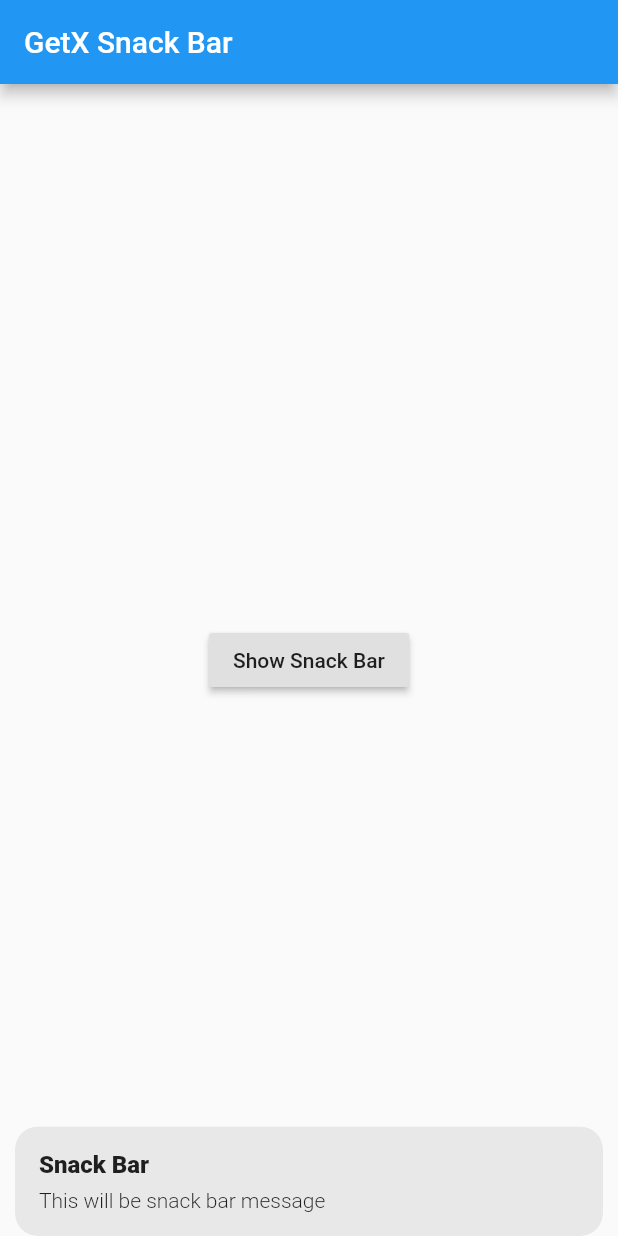
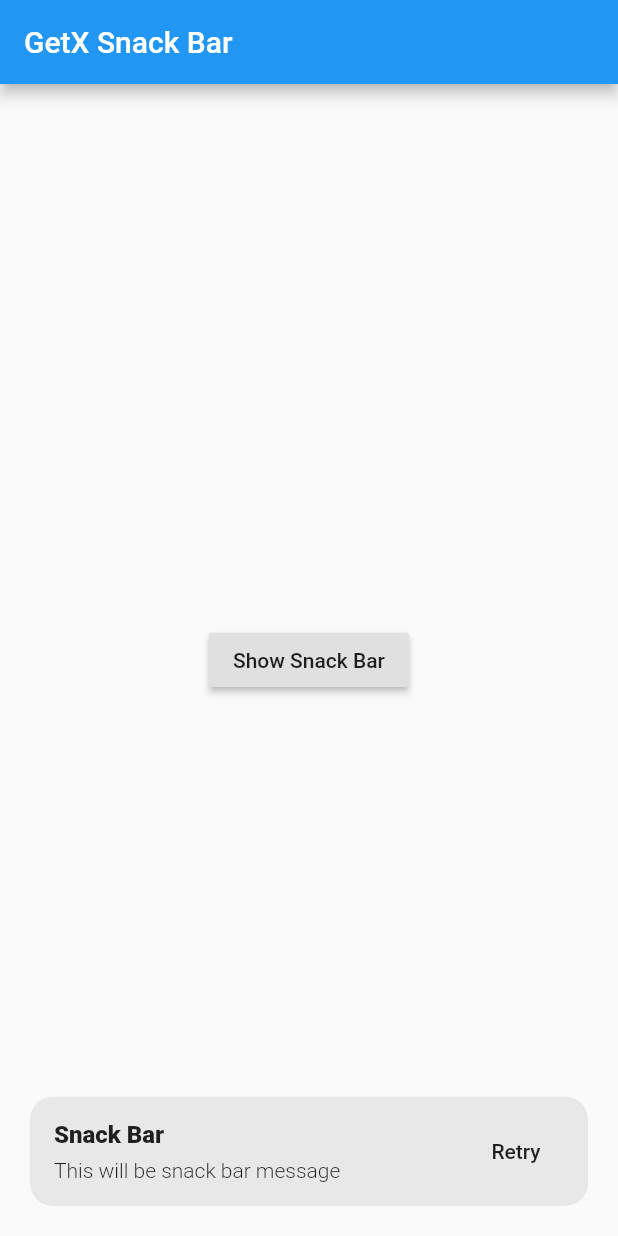
Before and after one commit to shahi5472/Flutter-GetX-Tutorial, a Flutter app: the screen it shows after launch, after a tap on "Show Snack Bar", on a phone screen of 412 x 824 dp. Run offline on Flutter 3.47's test engine with Material 2 defaults, Android fonts, the phone set to English and light mode, and no system bars; our stand-ins replace get.

Commit message:
gitX snackbar done

```diff
--- a/lib/getx_snackbar_widget.dart
+++ b/lib/getx_snackbar_widget.dart
@@ -8,8 +8,20 @@ Widget getXSnackBar = Center(
     children: [
       RaisedButton(
         onPressed: () {
-          Get.snackbar('Snack Bar', 'This will be snack bar message',
-              snackPosition: SnackPosition.BOTTOM);
+          Get.snackbar(
+            'Snack Bar',
+            'This will be snack bar message',
+            snackPosition: SnackPosition.BOTTOM,
+            margin: EdgeInsets.all(20),
+            isDismissible: true,
+            dismissDirection: SnackDismissDirection.HORIZONTAL,
+            forwardAnimationCurve: Curves.bounceInOut,
+            reverseAnimationCurve: Curves.bounceIn,
+            mainButton: FlatButton(
+              onPressed: () {},
+              child: Text('Retry'),
+            ),
+          );
         },
         child: Text('Show Snack Bar'),
       )
```
